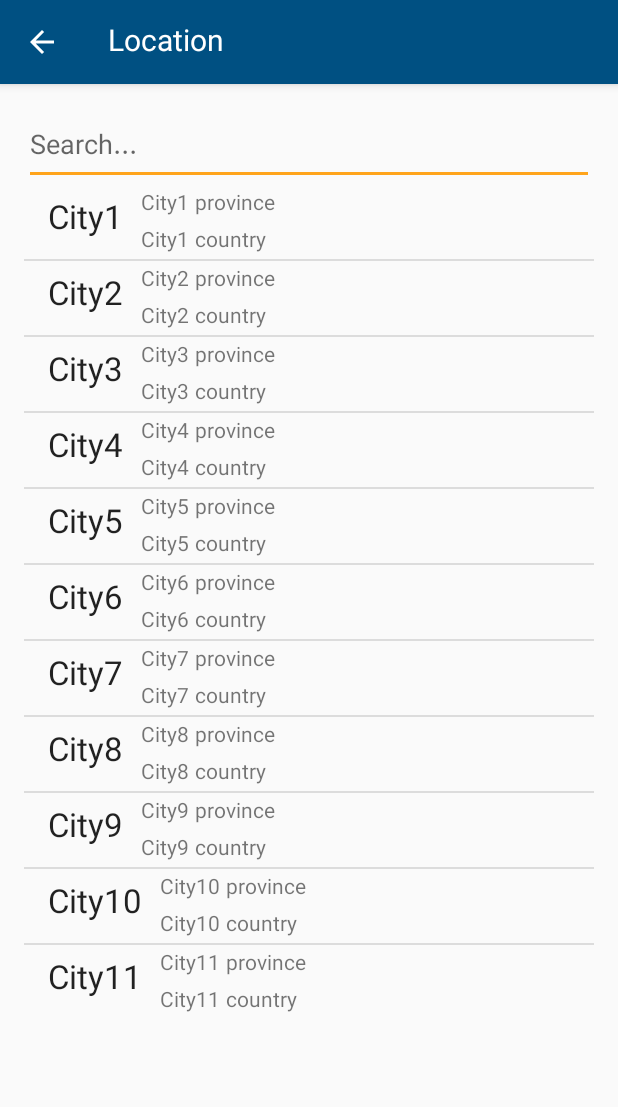
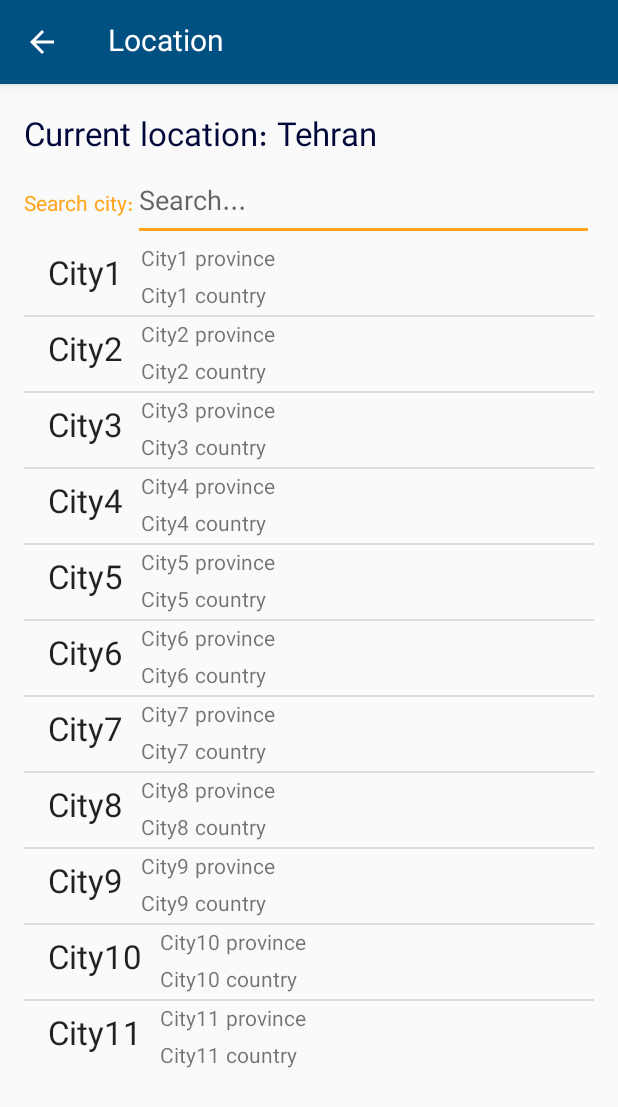
Before and after one commit to sharif-dev/HW1-Weather, an Android app: the LocationActivity screen opened directly, with no data from a screen before it, on a phone screen of 412 x 824 dp. Shown: the top 1107 px of the screen. Run offline under Robolectric (Android 15) with nearby library versions, the phone set to English and light mode, and no system bars.

Commit message:
location activity style changed

```diff
--- a/app/src/main/java/com/sharifdev/weather/CityAdapter.java
+++ b/app/src/main/java/com/sharifdev/weather/CityAdapter.java
@@ -6,8 +6,6 @@ import android.view.View;
 import android.view.ViewGroup;
 import android.widget.BaseAdapter;
 import android.widget.TextView;
-
-import androidx.core.content.res.ResourcesCompat;
 
 import java.util.List;
 
@@ -42,7 +40,7 @@ public class CityAdapter extends BaseAdapter {
     @Override
     public View getView(int position, View convertView, ViewGroup parent) {
         if (convertView == null) {
-            convertView = LayoutInflater.from(context).inflate(R.layout.item, parent, false);
+            convertView = LayoutInflater.from(context).inflate(R.layout.city_item, parent, false);
         }
 
         String currentItem = getItem(position);
--- a/app/src/main/java/com/sharifdev/weather/LocationActivity.java
+++ b/app/src/main/java/com/sharifdev/weather/LocationActivity.java
@@ -5,7 +5,6 @@ import androidx.appcompat.app.AppCompatActivity;
 import android.os.Bundle;
 import android.text.Editable;
 import android.text.TextWatcher;
-import android.widget.ArrayAdapter;
 import android.widget.EditText;
 import android.widget.ListView;
 
@@ -26,7 +25,7 @@ public class LocationActivity extends AppCompatActivity {
         Collections.addAll(citiesList, cities);
 
         ListView listview = findViewById(R.id.listview);
-        EditText Search = findViewById(R.id.input);
+        EditText Search = findViewById(R.id.text_city_search);
 
         adapter = new CityAdapter(this, citiesList);
         listview.setAdapter(adapter);
--- a/app/src/main/java/com/sharifdev/weather/dummy/DummyContent.java
+++ b/app/src/main/java/com/sharifdev/weather/dummy/DummyContent.java
@@ -51,7 +51,7 @@ public class DummyContent {
     }
 
     /**
-     * A dummy item representing a piece of content.
+     * A dummy city_item representing a piece of content.
      */
     public static class DummyItem {
         public final String id;
--- a/app/src/main/res/layout/activity_location.xml
+++ b/app/src/main/res/layout/activity_location.xml
@@ -1,15 +1,49 @@
 <LinearLayout xmlns:android="http://schemas.android.com/apk/res/android"
     android:layout_width="fill_parent"
     android:layout_height="fill_parent"
-    android:padding="16dp"
-    android:orientation="vertical" >
+    android:orientation="vertical"
+    android:padding="16dp">
 
-    <EditText
-        android:id="@+id/input"
-        android:layout_width="fill_parent"
+    <LinearLayout
+        android:layout_width="match_parent"
         android:layout_height="wrap_content"
-        android:hint="Search..."
-        android:inputType="textVisiblePassword" />
+        android:orientation="horizontal">
+
+        <TextView
+            android:layout_width="wrap_content"
+            android:layout_height="wrap_content"
+            android:text="Current location: "
+            android:textAppearance="@style/TextAppearance.AppCompat.Large"
+            android:textColor="@color/colorPrimaryDark" />
+
+        <TextView
+            android:id="@+id/text_current_location"
+            android:layout_width="wrap_content"
+            android:layout_height="wrap_content"
+            android:text="Tehran"
+            android:textAppearance="@style/TextAppearance.AppCompat.Large"
+            android:textColor="@color/colorPrimaryDark" />
+    </LinearLayout>
+
+    <LinearLayout
+        android:layout_width="match_parent"
+        android:layout_height="wrap_content"
+        android:orientation="horizontal">
+
+        <TextView
+            android:id="@+id/textView"
+            android:layout_width="wrap_content"
+            android:layout_height="wrap_content"
+            android:text="Search city:"
+            android:textColor="@color/colorAccount" />
+
+        <EditText
+            android:id="@+id/text_city_search"
+            android:layout_width="match_parent"
+            android:layout_height="wrap_content"
+            android:hint="Search..."
+            android:inputType="textVisiblePassword" />
+    </LinearLayout>
 
     <ListView
         android:id="@+id/listview"
```
Also changed, not shown: app/src/main/res/layout/city_item.xml (renamed from app/src/main/res/layout/item.xml).
